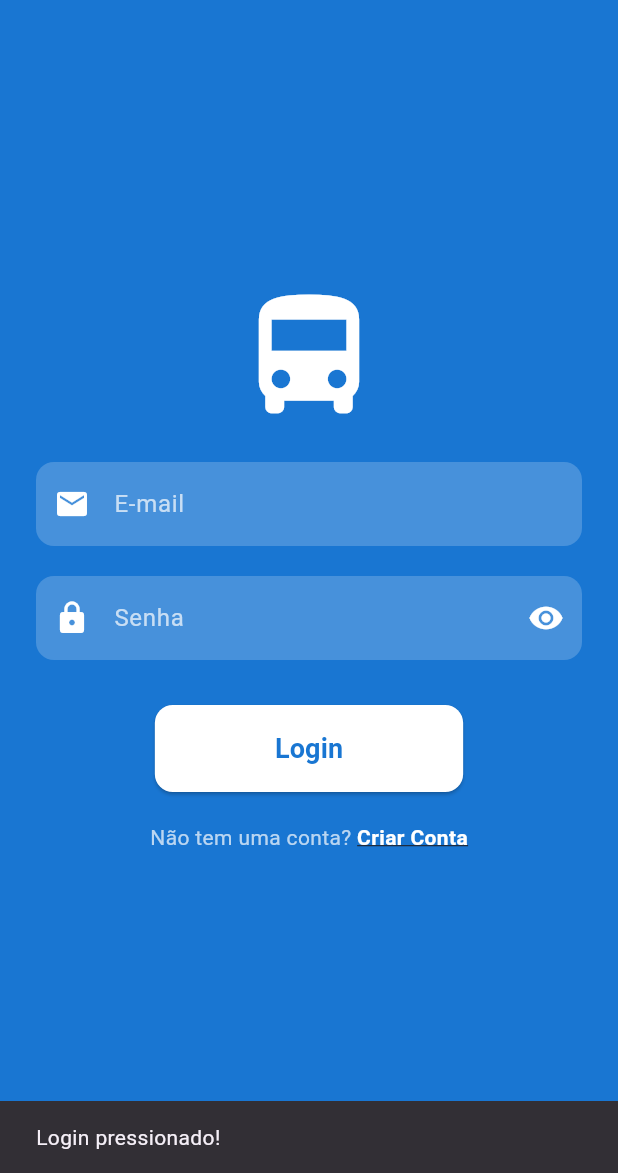
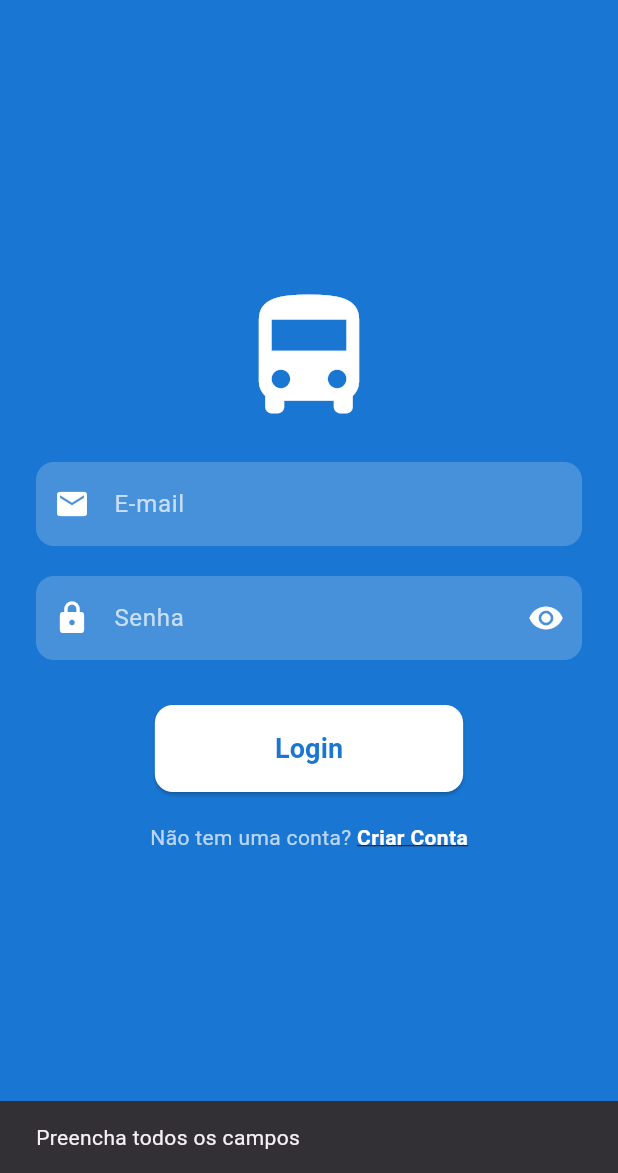
Before and after one commit to JairRodrigue/Mobus, a Flutter app: the LoginPage screen opened directly, after a tap on "Login", on a phone screen of 412 x 824 dp, the part 63-1236 px from its top. Run offline on Flutter 3.47's test engine with Material 3 defaults, Android fonts, the phone set to English and light mode, and no system bars; our stand-ins replace firebase_auth, firebase_core; accounts and stored records are empty.

Commit message:
Autentificação do Usuário: Login

```diff
--- a/lib/login_page.dart
+++ b/lib/login_page.dart
@@ -1,5 +1,7 @@
 import 'package:flutter/material.dart';
+import 'package:firebase_auth/firebase_auth.dart'; // 🔹 Import do Firebase
 import 'create_account_page.dart';
+import 'home_page.dart'; // 🔹 Para redirecionar após login
 
 class LoginPage extends StatefulWidget {
   const LoginPage({super.key});
@@ -12,6 +14,48 @@ class _LoginPageState extends State<LoginPage> {
   final _emailController = TextEditingController();
   final _passwordController = TextEditingController();
   bool _obscurePassword = true;
+  bool _isLoading = false;
+
+  // 🔐 Função para login
+  Future<void> _login() async {
+    final email = _emailController.text.trim();
+    final password = _passwordController.text.trim();
+
+    if (email.isEmpty || password.isEmpty) {
+      ScaffoldMessenger.of(context).showSnackBar(
+        const SnackBar(content: Text('Preencha todos os campos')),
+      );
+      return;
+    }
+
+    setState(() => _isLoading = true);
+
+    try {
+      await FirebaseAuth.instance.signInWithEmailAndPassword(
+        email: email,
+        password: password,
+      );
+
+      // Login bem-sucedido → vá para HomePage
+      if (mounted) {
+        Navigator.pushReplacement(
+          context,
+          MaterialPageRoute(builder: (_) => HomePage()),
+        );
+      }
+    } on FirebaseAuthException catch (e) {
+      String message = 'Erro ao fazer login.';
+      if (e.code == 'user-not-found') {
+        message = 'Usuário não encontrado.';
+      } else if (e.code == 'wrong-password') {
+        message = 'Senha incorreta.';
+      }
+
+      ScaffoldMessenger.of(context).showSnackBar(SnackBar(content: Text(message)));
+    } finally {
+      if (mounted) setState(() => _isLoading = false);
+    }
+  }
 
   @override
   Widget build(BuildContext context) {
@@ -21,14 +65,9 @@ class _LoginPageState extends State<LoginPage> {
         backgroundColor: Colors.blue.shade700,
         leading: IconButton(
           icon: const Icon(Icons.arrow_back, color: Colors.white),
-          onPressed: () {
-            Navigator.pop(context);
-          },
+          onPressed: () => Navigator.pop(context),
         ),
-        title: const Text(
-          'Login no Mobus',
-          style: TextStyle(color: Colors.white),
-        ),
+        title: const Text('Login no Mobus', style: TextStyle(color: Colors.white)),
         centerTitle: true,
       ),
       body: Center(
@@ -37,11 +76,7 @@ class _LoginPageState extends State<LoginPage> {
           child: Column(
             mainAxisSize: MainAxisSize.min,
             children: [
-              const Icon(
-                Icons.directions_bus,
-                size: 100,
-                color: Colors.white,
-              ),
+              const Icon(Icons.directions_bus, size: 100, color: Colors.white),
               const SizedBox(height: 20),
 
               // Campo de E-mail
@@ -93,14 +128,11 @@ class _LoginPageState extends State<LoginPage> {
               ),
               const SizedBox(height: 30),
 
+              // Botão de login
               MouseRegion(
                 cursor: SystemMouseCursors.click,
                 child: ElevatedButton(
-                  onPressed: () {
-                    ScaffoldMessenger.of(context).showSnackBar(
-                      const SnackBar(content: Text('Login pressionado!')),
-                    );
-                  },
+                  onPressed: _isLoading ? null : _login,
                   style: ElevatedButton.styleFrom(
                     backgroundColor: Colors.white,
                     foregroundColor: Colors.blue.shade700,
@@ -109,20 +141,25 @@ class _LoginPageState extends State<LoginPage> {
                       borderRadius: BorderRadius.circular(12),
                     ),
                   ),
-                  child: const Text(
-                    'Login',
-                    style: TextStyle(fontSize: 18, fontWeight: FontWeight.bold),
-                  ),
+                  child: _isLoading
+                      ? const SizedBox(
+                          height: 20,
+                          width: 20,
+                          child: CircularProgressIndicator(strokeWidth: 2),
+                        )
+                      : const Text(
+                          'Login',
+                          style: TextStyle(fontSize: 18, fontWeight: FontWeight.bold),
+                        ),
                 ),
               ),
               const SizedBox(height: 20),
+
+              // Link para criar conta
               Row(
                 mainAxisAlignment: MainAxisAlignment.center,
                 children: [
-                  const Text(
-                    "Não tem uma conta? ",
-                    style: TextStyle(color: Colors.white70),
-                  ),
+                  const Text("Não tem uma conta? ", style: TextStyle(color: Colors.white70)),
                   MouseRegion(
                     cursor: SystemMouseCursors.click,
                     child: GestureDetector(
--- a/pubspec.yaml
+++ b/pubspec.yaml
@@ -30,6 +30,9 @@ environment:
 dependencies:
   flutter:
     sdk: flutter
+  firebase_core: ^2.27.0
+  firebase_auth: ^4.17.0
+
 
   # The following adds the Cupertino Icons font to your application.
   # Use with the CupertinoIcons class for iOS style icons.
```
Also changed, not shown: lib/main.dart (+50 -19 lines), 5 other files.
